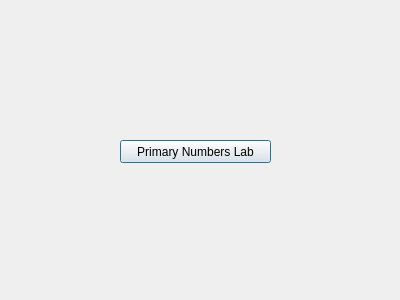
Qt form prime/InitialDialog.ui (farhadkhodaei/prime-num-calc-qt) before a commit.
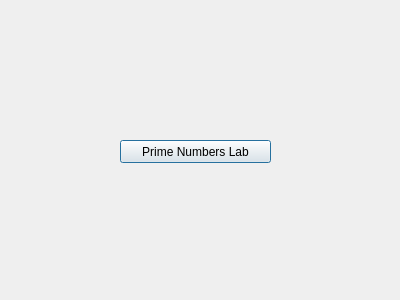
The same form after that commit.

The edit to the form file:
```diff
--- a/prime/InitialDialog.ui
+++ b/prime/InitialDialog.ui
@@ -23,7 +23,7 @@
     </rect>
    </property>
    <property name="text">
-    <string>Primary Numbers Lab</string>
+    <string>Prime Numbers Lab</string>
    </property>
   </widget>
  </widget>
```
